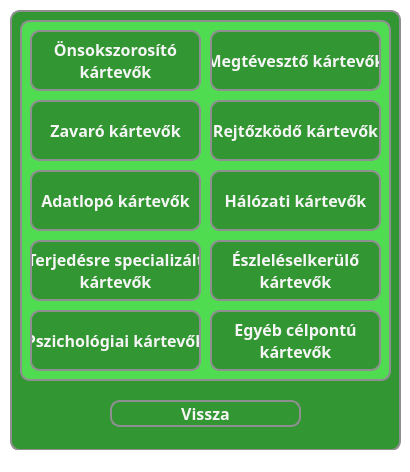
The window that src/main/resources/ui/green/greenChooseLearning.ui (pkristof1999/Szakdolgozat) describes before a commit, drawn with Qt 5.
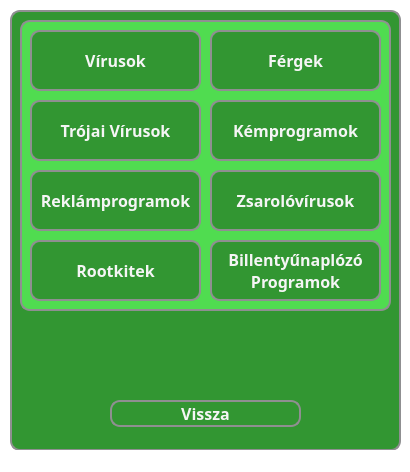
The same window after the commit.

Diff of the .ui file:
```diff
--- a/src/main/resources/ui/green/greenChooseLearning.ui
+++ b/src/main/resources/ui/green/greenChooseLearning.ui
@@ -75,7 +75,7 @@
        <x>10</x>
        <y>10</y>
        <width>371</width>
-       <height>361</height>
+       <height>291</height>
       </rect>
      </property>
      <property name="styleSheet">
@@ -116,8 +116,7 @@
 }</string>
       </property>
       <property name="text">
-       <string>Önsokszorosító
-kártevők</string>
+       <string>Vírusok</string>
       </property>
      </widget>
      <widget class="QPushButton" name="deceptive">
@@ -148,7 +147,7 @@
 }</string>
       </property>
       <property name="text">
-       <string>Megtévesztő kártevők</string>
+       <string>Férgek</string>
       </property>
      </widget>
      <widget class="QPushButton" name="concealing">
@@ -179,7 +178,7 @@
 }</string>
       </property>
       <property name="text">
-       <string>Rejtőzködő kártevők</string>
+       <string>Kémprogramok</string>
       </property>
      </widget>
      <widget class="QPushButton" name="nuisance">
@@ -210,7 +209,7 @@
 }</string>
       </property>
       <property name="text">
-       <string>Zavaró kártevők</string>
+       <string>Trójai Vírusok</string>
       </property>
      </widget>
      <widget class="QPushButton" name="informationTheft">
@@ -241,7 +240,7 @@
 }</string>
       </property>
       <property name="text">
-       <string>Adatlopó kártevők</string>
+       <string>Reklámprogramok</string>
       </property>
      </widget>
      <widget class="QPushButton" name="networkBased">
@@ -272,7 +271,7 @@
 }</string>
       </property>
       <property name="text">
-       <string>Hálózati kártevők</string>
+       <string>Zsarolóvírusok</string>
       </property>
      </widget>
      <widget class="QPushButton" name="evading">
@@ -303,8 +302,8 @@
 }</string>
       </property>
       <property name="text">
-       <string>Észleléselkerülő
-kártevők</string>
+       <string>Billentyűnaplózó
+Programok</string>
       </property>
      </widget>
      <widget class="QPushButton" name="deliveryMechanism">
@@ -335,71 +334,7 @@
 }</string>
       </property>
       <property name="text">
-       <string>Terjedésre specializált
-kártevők</string>
-      </property>
-     </widget>
-     <widget class="QPushButton" name="psychologicalBased">
-      <property name="geometry">
-       <rect>
-        <x>10</x>
-        <y>290</y>
-        <width>171</width>
-        <height>61</height>
-       </rect>
-      </property>
-      <property name="font">
-       <font>
-        <family>Corbel</family>
-        <pointsize>-1</pointsize>
-        <bold>true</bold>
-       </font>
-      </property>
-      <property name="styleSheet">
-       <string notr="true">* {
-	background-color:  rgb(50, 150, 50);
-	color: whitesmoke;
-}
-
-*:hover {
-	background-color: rgb(80, 220, 80);
-	color: white;
-}</string>
-      </property>
-      <property name="text">
-       <string>Pszichológiai kártevők</string>
-      </property>
-     </widget>
-     <widget class="QPushButton" name="otherTargeted">
-      <property name="geometry">
-       <rect>
-        <x>190</x>
-        <y>290</y>
-        <width>171</width>
-        <height>61</height>
-       </rect>
-      </property>
-      <property name="font">
-       <font>
-        <family>Corbel</family>
-        <pointsize>-1</pointsize>
-        <bold>true</bold>
-       </font>
-      </property>
-      <property name="styleSheet">
-       <string notr="true">* {
-	background-color:  rgb(50, 150, 50);
-	color: whitesmoke;
-}
-
-*:hover {
-	background-color: rgb(80, 220, 80);
-	color: white;
-}</string>
-      </property>
-      <property name="text">
-       <string>Egyéb célpontú
-kártevők</string>
+       <string>Rootkitek</string>
       </property>
      </widget>
     </widget>
```
Left out of the diff: 16 changed lines with no effect on the pictures.
